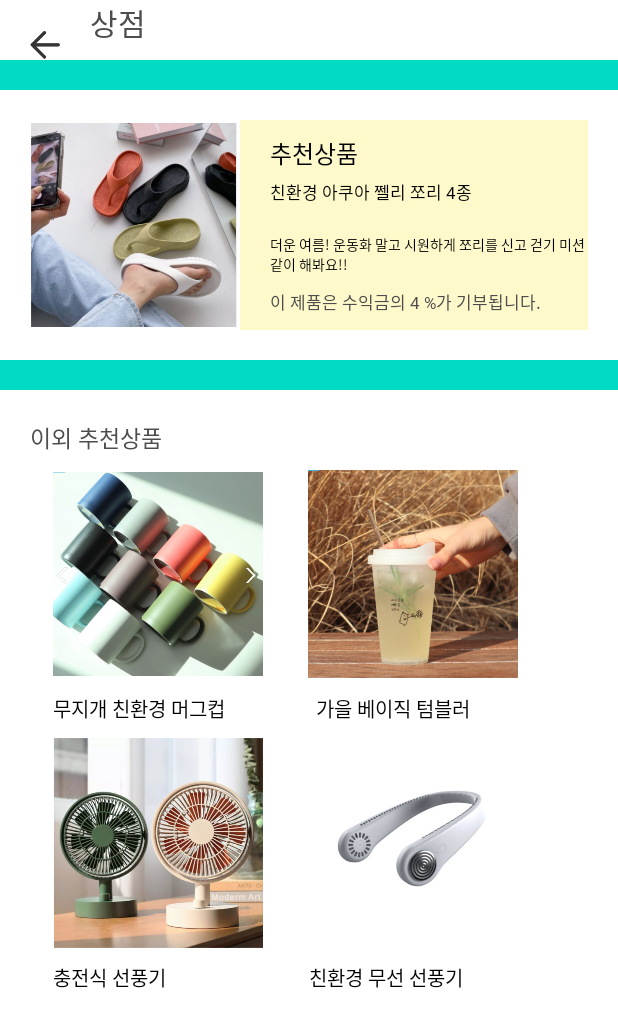
After one commit to Cyma-s/Environment-Hackathon-Android, an Android app: the ShopActivity screen opened directly, with no data from a screen before it, on a phone screen of 412 x 824 dp. The commit adds this screen. Shown: the top 1027 px of the screen. Run offline under Robolectric (Android 15) with nearby library versions, the phone set to English and light mode, and no system bars.

Commit message:
ShopActivity

```diff
--- a/app/src/main/AndroidManifest.xml
+++ b/app/src/main/AndroidManifest.xml
@@ -18,13 +18,14 @@
         android:supportsRtl="true"
         android:theme="@style/Theme.Maesilnamu"
         android:usesCleartextTraffic="true">
+        <activity android:name=".ShopActivity"></activity>
         <activity android:name=".QuestTutorialActivity" />
         <activity android:name=".StoryIntroActivity2" />
         <activity android:name=".HomeActivity" />
         <activity android:name=".StoryLoadActivity" />
         <activity android:name=".RankingActivity" />
         <activity android:name=".SignUpCreateProfile" />
-        <activity android:name=".QuestLoadActivity"/>
+        <activity android:name=".QuestLoadActivity" />
         <activity
             android:name=".QuestListContentActivity"
             android:windowSoftInputMode="adjustResize" />
@@ -33,7 +34,7 @@
         <activity android:name=".QuestCommunityActivity" />
         <activity android:name=".SignupActivity" />
         <activity android:name=".LoginActivity" />
-        <activity android:name=".MainActivity"/>
+        <activity android:name=".MainActivity" />
         <activity android:name=".StoryIntroActivity">
             <intent-filter>
                 <action android:name="android.intent.action.MAIN" />
--- a/app/src/main/java/com/example/maesilnamu/HomeActivity.java
+++ b/app/src/main/java/com/example/maesilnamu/HomeActivity.java
@@ -220,7 +220,6 @@ public class HomeActivity extends AppCompatActivity {
                     startActivity(intent);
                 }
             });
-            /** 상점 기능 구현 완료 후 연결 */ /*
             shopbutton.setOnClickListener(new View.OnClickListener() {
                 @Override
                 public void onClick(View v) {
@@ -228,7 +227,7 @@ public class HomeActivity extends AppCompatActivity {
                     //finish();
                     startActivity(intent);
                 }
-            }); */
+            });
             rankbutton.setOnClickListener(new View.OnClickListener() {
                 @Override
                 public void onClick(View v) {
--- /dev/null
+++ b/app/src/main/java/com/example/maesilnamu/ShopActivity.java
@@ -0,0 +1,29 @@
+package com.example.maesilnamu;
+
+import androidx.appcompat.app.AppCompatActivity;
+
+import android.content.Intent;
+import android.os.Bundle;
+import android.view.View;
+import android.widget.ImageView;
+
+public class ShopActivity extends AppCompatActivity {
+
+    private ImageView backButton;
+
+    @Override
+    protected void onCreate(Bundle savedInstanceState) {
+        super.onCreate(savedInstanceState);
+        setContentView(R.layout.activity_shop);
+        backButton = (ImageView) findViewById(R.id.back_button);
+        setContentView(R.layout.activity_shop);
+        backButton.setOnClickListener(new View.OnClickListener() {
+            @Override
+            public void onClick(View v) {
+                Intent back_intent = new Intent(ShopActivity.this, HomeActivity.class);
+                finish();
+                startActivity(back_intent);
+            }
+        });
+    }
+}
--- /dev/null
+++ b/app/src/main/res/layout/activity_shop.xml
@@ -0,0 +1,278 @@
+<?xml version="1.0" encoding="utf-8"?>
+<LinearLayout xmlns:android="http://schemas.android.com/apk/res/android"
+    xmlns:app="http://schemas.android.com/apk/res-auto"
+    xmlns:tools="http://schemas.android.com/tools"
+    android:layout_width="match_parent"
+    android:layout_height="match_parent"
+    android:background="#002196F3"
+    android:orientation="vertical"
+    tools:context=".ShopActivity">
+
+    <LinearLayout
+        android:layout_width="match_parent"
+        android:layout_height="wrap_content"
+        android:orientation="horizontal">
+
+        <ImageView
+            android:id="@+id/back_button"
+            android:layout_width="20dp"
+            android:layout_height="20dp"
+            android:layout_marginLeft="20dp"
+            android:layout_marginTop="20dp"
+            android:src="@drawable/backbutton" />
+
+        <androidx.constraintlayout.widget.ConstraintLayout
+            android:layout_width="wrap_content"
+            android:layout_height="wrap_content"
+            android:layout_marginStart="20dp">
+
+
+            <TextView
+                android:id="@+id/shop_text"
+                android:layout_width="wrap_content"
+                android:layout_height="wrap_content"
+                android:fontFamily="@font/nbold"
+                android:text="상점"
+                android:textColor="@color/grey_black"
+                android:textSize="20sp"
+                app:layout_constraintStart_toStartOf="parent"
+                app:layout_constraintTop_toTopOf="parent" />
+
+        </androidx.constraintlayout.widget.ConstraintLayout>
+
+    </LinearLayout>
+
+    <LinearLayout
+        android:layout_width="match_parent"
+        android:layout_height="20dp"
+        android:background="@color/teal_200" />
+
+    <LinearLayout
+        android:layout_width="match_parent"
+        android:layout_height="wrap_content"
+        android:layout_marginStart="20dp"
+        android:layout_marginTop="20dp"
+        android:layout_marginEnd="20dp"
+        android:layout_marginBottom="20dp"
+        android:background="#5BFBED6A"
+        android:orientation="horizontal">
+
+        <ImageView
+            android:id="@+id/recommended_item_picture"
+            android:layout_width="140dp"
+            android:layout_height="140dp"
+            android:background="#FFFFFF"
+            android:src="@drawable/recommend_product" />
+
+        <LinearLayout
+            android:layout_width="wrap_content"
+            android:layout_height="wrap_content"
+            android:layout_marginStart="20dp"
+            android:layout_marginTop="10dp"
+            android:layout_marginRight="20dp"
+            android:orientation="vertical">
+
+            <TextView
+                android:layout_width="wrap_content"
+                android:layout_height="wrap_content"
+                android:fontFamily="@font/nbold"
+                android:includeFontPadding="false"
+                android:text="추천상품"
+                android:textColor="@color/black"
+                android:textSize="16sp" />
+
+            <TextView
+                android:id="@+id/shop_product_name"
+                android:layout_width="wrap_content"
+                android:layout_height="wrap_content"
+                android:layout_marginTop="5dp"
+                android:fontFamily="@font/nbold"
+                android:includeFontPadding="false"
+                android:text="친환경 아쿠아 쩰리 쪼리 4종"
+                android:textColor="@color/black"
+                android:textSize="11sp" />
+
+            <TextView
+                android:id="@+id/shop_product_information"
+                android:layout_width="wrap_content"
+                android:layout_height="wrap_content"
+                android:layout_marginTop="20dp"
+                android:fontFamily="@font/nmed"
+                android:includeFontPadding="false"
+                android:text="더운 여름! 운동화 말고 시원하게 쪼리를 신고 걷기 미션 같이 해봐요!!"
+                android:textColor="@color/black"
+                android:textSize="9sp" />
+
+            <TextView
+                android:id="@+id/shop_product_sale"
+                android:layout_width="wrap_content"
+                android:layout_height="wrap_content"
+                android:layout_marginTop="10dp"
+                android:fontFamily="@font/nbold"
+                android:includeFontPadding="false"
+                android:text="이 제품은 수익금의 4 %가 기부됩니다."
+                android:textColor="@color/grey_black"
+                android:textSize="11sp" />
+
+        </LinearLayout>
+
+    </LinearLayout>
+
+    <LinearLayout
+        android:layout_width="match_parent"
+        android:layout_height="20dp"
+        android:background="@color/teal_200" />
+
+    <LinearLayout
+        android:layout_width="match_parent"
+        android:layout_height="match_parent"
+        android:background="#00FFFFFF"
+        android:orientation="vertical">
+
+        <androidx.constraintlayout.widget.ConstraintLayout
+            android:layout_width="wrap_content"
+            android:layout_height="wrap_content"
+            android:layout_marginStart="20dp"
+            android:layout_marginTop="20dp">
+
+
+            <TextView
+                android:layout_width="wrap_content"
+                android:layout_height="wrap_content"
+                android:fontFamily="@font/nbold"
+                android:includeFontPadding="false"
+                android:text="이외 추천상품"
+                android:textColor="@color/grey_black"
+                android:textSize="15sp"
+                app:layout_constraintStart_toStartOf="parent"
+                app:layout_constraintTop_toTopOf="parent" />
+
+        </androidx.constraintlayout.widget.ConstraintLayout>
+
+        <LinearLayout
+            android:layout_width="wrap_content"
+            android:layout_height="wrap_content"
+            android:layout_marginStart="5dp"
+            android:layout_marginTop="10dp"
+            android:layout_marginRight="20dp"
+            android:background="#00DDDDDD"
+            android:orientation="horizontal">
+
+            <ImageView
+                android:id="@+id/first_item"
+                android:layout_width="140dp"
+                android:layout_height="140dp"
+                android:layout_marginStart="30dp"
+                android:src="@drawable/first_product" />
+
+            <ImageView
+                android:id="@+id/second_item"
+                android:layout_width="140dp"
+                android:layout_height="140dp"
+                android:layout_marginStart="30dp"
+                android:layout_marginEnd="20dp"
+                android:src="@drawable/second_product" />
+
+
+        </LinearLayout>
+
+        <LinearLayout
+            android:layout_width="wrap_content"
+            android:layout_height="wrap_content"
+            android:layout_marginStart="5dp"
+            android:layout_marginTop="10dp"
+            android:layout_marginRight="20dp"
+            android:orientation="horizontal">
+
+            <TextView
+                android:id="@+id/first_item_text"
+                android:layout_width="wrap_content"
+                android:layout_height="wrap_content"
+                android:layout_marginStart="30dp"
+                android:layout_marginEnd="45dp"
+                android:fontFamily="@font/nmed"
+                android:includeFontPadding="false"
+                android:text="무지개 친환경 머그컵"
+                android:textColor="@color/black"
+                android:textSize="13sp" />
+
+            <TextView
+                android:id="@+id/second_item_text"
+                android:layout_width="wrap_content"
+                android:layout_height="wrap_content"
+                android:layout_marginStart="15dp"
+                android:fontFamily="@font/nmed"
+                android:includeFontPadding="false"
+                android:text="가을 베이직 텀블러"
+                android:textColor="@color/black"
+                android:textSize="13sp" />
+
+
+        </LinearLayout>
+
+        <LinearLayout
+            android:layout_width="wrap_content"
+            android:layout_height="wrap_content"
+            android:layout_marginStart="5dp"
+            android:layout_marginTop="10dp"
+            android:layout_marginRight="20dp"
+            android:background="#00FFFFFF"
+            android:orientation="horizontal">
+
+            <ImageView
+                android:id="@+id/third_item"
+                android:layout_width="140dp"
+                android:layout_height="140dp"
+                android:layout_marginStart="30dp"
+                android:src="@drawable/third_product" />
+
+            <ImageView
+                android:id="@+id/fourth_item"
+                android:layout_width="140dp"
+                android:layout_height="140dp"
+                android:layout_marginStart="30dp"
+                android:layout_marginEnd="20dp"
+                android:src="@drawable/fourth_product" />
+
+
+        </LinearLayout>
+
+        <LinearLayout
+            android:layout_width="wrap_content"
+            android:layout_height="wrap_content"
+            android:layout_marginStart="5dp"
+            android:layout_marginTop="10dp"
+            android:layout_marginRight="20dp"
+            android:orientation="horizontal">
+
+            <TextView
+                android:id="@+id/third_item_text"
+                android:layout_width="wrap_content"
+                android:layout_height="wrap_content"
+                android:layout_marginStart="30dp"
+                android:layout_marginEnd="80dp"
+                android:fontFamily="@font/nmed"
+                android:includeFontPadding="false"
+                android:text="충전식 선풍기"
+                android:textColor="@color/black"
+                android:textSize="13sp" />
+
+            <TextView
+                android:id="@+id/fourth_item_text"
+                android:layout_width="wrap_content"
+                android:layout_height="wrap_content"
+                android:layout_marginStart="15dp"
+                android:fontFamily="@font/nmed"
+                android:includeFontPadding="false"
+                android:text="친환경 무선 선풍기"
+                android:textColor="@color/black"
+                android:textSize="13sp" />
+
+
+        </LinearLayout>
+
+
+    </LinearLayout>
+
+
+</LinearLayout>
```
Also changed, not shown: app/src/main/res/drawable/first_product.PNG (added), app/src/main/res/drawable/fourth_product.PNG (added), app/src/main/res/drawable/recommend_product.PNG (added), app/src/main/res/drawable/second_product.PNG (added), app/src/main/res/drawable/third_product.PNG (added).
